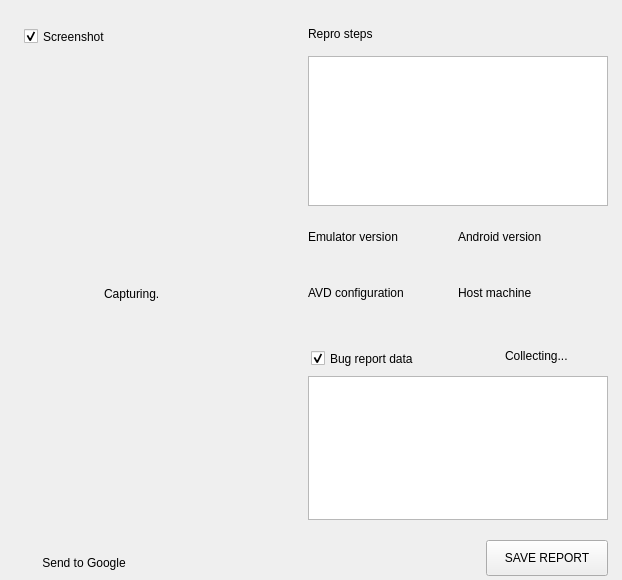
aosp-mirror/platform_external_qemu, file android/android-emu/android/skin/qt/extended-pages/bug-report-page.ui: the form before one commit.
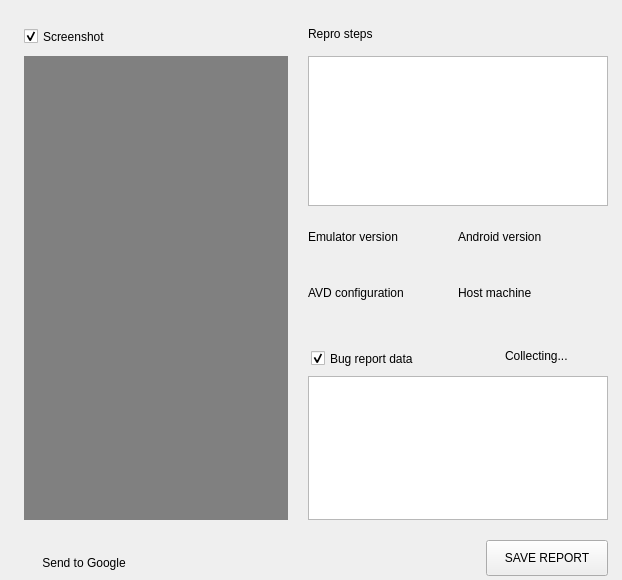
The form after the commit. Custom widgets are drawn as their Qt base class.

Commit message:
Remove circular spinner after screenshot from renderer
1, Fixed the regression that when loading screenshot image.
2, Deleted circular spinner since screenshot is much faster now.

What changed in the file:
```diff
--- a/android/android-emu/android/skin/qt/extended-pages/bug-report-page.ui
+++ b/android/android-emu/android/skin/qt/extended-pages/bug-report-page.ui
@@ -69,128 +69,6 @@
     <bool>true</bool>
    </property>
   </widget>
-  <widget class="QStackedWidget" name="stackedWidget">
-   <property name="geometry">
-    <rect>
-     <x>24</x>
-     <y>56</y>
-     <width>264</width>
-     <height>464</height>
-    </rect>
-   </property>
-   <property name="currentIndex">
-    <number>1</number>
-   </property>
-   <widget class="QWidget" name="Page1">
-    <widget class="QLabel" name="bug_screenshotImage">
-     <property name="geometry">
-      <rect>
-       <x>0</x>
-       <y>0</y>
-       <width>264</width>
-       <height>464</height>
-      </rect>
-     </property>
-     <property name="sizePolicy">
-      <sizepolicy hsizetype="Fixed" vsizetype="Fixed">
-       <horstretch>0</horstretch>
-       <verstretch>0</verstretch>
-      </sizepolicy>
-     </property>
-     <property name="minimumSize">
-      <size>
-       <width>0</width>
-       <height>0</height>
-      </size>
-     </property>
-     <property name="maximumSize">
-      <size>
-       <width>16777215</width>
-       <height>16777215</height>
-      </size>
-     </property>
-     <property name="styleSheet">
-      <string notr="true">background-color: #808080;</string>
-     </property>
-     <property name="text">
-      <string/>
-     </property>
-     <property name="alignment">
-      <set>Qt::AlignCenter</set>
-     </property>
-    </widget>
-   </widget>
-   <widget class="QWidget" name="Page2">
-    <widget class="QLabel" name="bug_CapturingLabel">
-     <property name="geometry">
-      <rect>
-       <x>80</x>
-       <y>228</y>
-       <width>55</width>
-       <height>20</height>
-      </rect>
-     </property>
-     <property name="sizePolicy">
-      <sizepolicy hsizetype="Fixed" vsizetype="Fixed">
-       <horstretch>0</horstretch>
-       <verstretch>0</verstretch>
-      </sizepolicy>
-     </property>
-     <property name="minimumSize">
-      <size>
-       <width>0</width>
-       <height>0</height>
-      </size>
-     </property>
-     <property name="maximumSize">
-      <size>
-       <width>16777215</width>
-       <height>16777215</height>
-      </size>
-     </property>
-     <property name="text">
-      <string>Capturing...</string>
-     </property>
-     <property name="ColorGroup" stdset="0">
-      <string>Title</string>
-     </property>
-    </widget>
-    <widget class="QLabel" name="bug_circularSpinner2">
-     <property name="geometry">
-      <rect>
-       <x>145</x>
-       <y>229</y>
-       <width>16</width>
-       <height>16</height>
-      </rect>
-     </property>
-     <property name="sizePolicy">
-      <sizepolicy hsizetype="Fixed" vsizetype="Fixed">
-       <horstretch>0</horstretch>
-       <verstretch>0</verstretch>
-      </sizepolicy>
-     </property>
-     <property name="minimumSize">
-      <size>
-       <width>16</width>
-       <height>16</height>
-      </size>
-     </property>
-     <property name="maximumSize">
-      <size>
-       <width>16</width>
-       <height>16</height>
-      </size>
-     </property>
-     <property name="text">
-      <string/>
-     </property>
-     <property name="scaledContents">
-      <bool>true</bool>
-     </property>
-    </widget>
-   </widget>
-  </widget>
   <widget class="QLabel" name="label_4">
    <property name="geometry">
     <rect>
@@ -521,6 +399,43 @@
     <string>Link</string>
    </property>
   </widget>
+  <widget class="QLabel" name="bug_screenshotImage">
+   <property name="geometry">
+    <rect>
+     <x>24</x>
+     <y>56</y>
+     <width>264</width>
+     <height>464</height>
+    </rect>
+   </property>
+   <property name="sizePolicy">
+    <sizepolicy hsizetype="Fixed" vsizetype="Fixed">
+     <horstretch>0</horstretch>
+     <verstretch>0</verstretch>
+    </sizepolicy>
+   </property>
+   <property name="minimumSize">
+    <size>
+     <width>0</width>
+     <height>0</height>
+    </size>
+   </property>
+   <property name="maximumSize">
+    <size>
+     <width>16777215</width>
+     <height>16777215</height>
+    </size>
+   </property>
+   <property name="styleSheet">
+    <string notr="true">background-color: #808080;</string>
+   </property>
+   <property name="text">
+    <string/>
+   </property>
+   <property name="alignment">
+    <set>Qt::AlignCenter</set>
+   </property>
+  </widget>
   <zorder>bug_emulatorVersionLabel</zorder>
   <zorder>bug_deviceLabel</zorder>
   <zorder>bug_hostMachineLabel</zorder>
```
Left out of the diff: 2 changed lines with no effect on the pictures. The commit also changes 3 other files.
